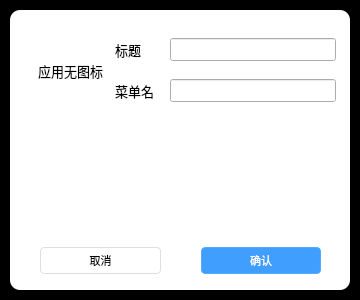
First picture: the form in src/rightClickHelper/view/management/dialog/editMenuItemCard.ui, repository NWYLZW/right-click-helper, before the edit.
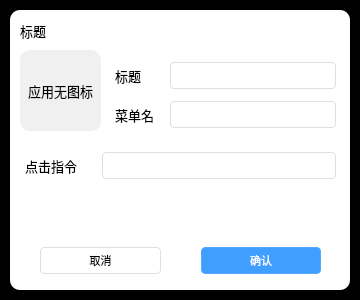
Second picture: the form after the edit. Icons and pictures are not drawn.

Commit message: [feat] (view) 优化editMenuItemCard样式

What changed in the file:
```diff
--- a/src/rightClickHelper/view/management/dialog/editMenuItemCard.ui
+++ b/src/rightClickHelper/view/management/dialog/editMenuItemCard.ui
@@ -33,7 +33,15 @@
     </rect>
    </property>
    <property name="styleSheet">
-    <string notr="true">#confirm, #cancle {
+    <string notr="true">#closeWindow {
+	border: none;
+	border-image: url(:/ico/image/common-icon/close.png);
+}
+#closeWindow:hover {
+	border-image: url(:/ico/image/common-icon/close-ed.png);
+}
+
+#confirm, #cancle {
 	height: 25px;
 	border: none;
 	border-radius: 4px;
@@ -57,6 +65,17 @@
 	color: rgb(64, 169, 255);
 	border: 1px solid rgb(198, 226, 255);
 	background-color: rgb(236, 245, 255);
+}
+
+QLineEdit {
+	padding-left: 8px;
+	padding-top: 4px; padding-bottom: 4px;
+
+	border-radius: 4px;
+	border: 1px solid rgb(220, 223, 230);
+}
+QLineEdit:focus {
+	border: 1px solid rgb(64, 158, 255);
 }</string>
    </property>
    <widget class="QWidget" name="bottom" native="true">
@@ -132,9 +151,9 @@
     <property name="geometry">
      <rect>
       <x>10</x>
-      <y>10</y>
+      <y>40</y>
       <width>321</width>
-      <height>211</height>
+      <height>181</height>
      </rect>
     </property>
     <property name="minimumSize">
@@ -152,14 +171,14 @@
     <property name="styleSheet">
      <string notr="true">#icon {
 	border-radius: 10px;
-	background-color: rgb(255, 255, 255);
+	background-color: rgb(240, 240, 240);
 }</string>
     </property>
     <widget class="QLabel" name="icon">
      <property name="geometry">
       <rect>
-       <x>10</x>
-       <y>10</y>
+       <x>0</x>
+       <y>0</y>
        <width>81</width>
        <height>81</height>
       </rect>
@@ -183,7 +202,7 @@
        <x>90</x>
        <y>0</y>
        <width>231</width>
-       <height>101</height>
+       <height>91</height>
       </rect>
      </property>
      <layout class="QVBoxLayout" name="verticalLayout">
@@ -212,6 +231,12 @@
             <height>0</height>
            </size>
           </property>
+          <property name="maximumSize">
+           <size>
+            <width>50</width>
+            <height>16777215</height>
+           </size>
+          </property>
           <property name="font">
            <font>
             <family>Microsoft JhengHei UI</family>
@@ -221,6 +246,9 @@
           <property name="text">
            <string>标题</string>
           </property>
+          <property name="alignment">
+           <set>Qt::AlignLeading|Qt::AlignLeft|Qt::AlignVCenter</set>
+          </property>
          </widget>
         </item>
         <item>
@@ -245,6 +273,12 @@
             <height>0</height>
            </size>
           </property>
+          <property name="maximumSize">
+           <size>
+            <width>50</width>
+            <height>16777215</height>
+           </size>
+          </property>
           <property name="font">
            <font>
             <family>Microsoft JhengHei UI</family>
@@ -254,6 +288,9 @@
           <property name="text">
            <string>菜单名</string>
           </property>
+          <property name="alignment">
+           <set>Qt::AlignLeading|Qt::AlignLeft|Qt::AlignVCenter</set>
+          </property>
          </widget>
         </item>
         <item>
@@ -270,6 +307,130 @@
       </item>
      </layout>
     </widget>
+    <widget class="QWidget" name="verticalLayoutWidget_2">
+     <property name="geometry">
+      <rect>
+       <x>0</x>
+       <y>90</y>
+       <width>321</width>
+       <height>51</height>
+      </rect>
+     </property>
+     <layout class="QVBoxLayout" name="bottomInputs">
+      <property name="spacing">
+       <number>5</number>
+      </property>
+      <property name="leftMargin">
+       <number>5</number>
+      </property>
+      <property name="topMargin">
+       <number>5</number>
+      </property>
+      <property name="rightMargin">
+       <number>5</number>
+      </property>
+      <property name="bottomMargin">
+       <number>5</number>
+      </property>
+      <item>
+       <layout class="QHBoxLayout" name="horizontalLayout_3">
+        <item>
+         <widget class="QLabel" name="label_3">
+          <property name="minimumSize">
+           <size>
+            <width>72</width>
+            <height>0</height>
+           </size>
+          </property>
+          <property name="font">
+           <font>
+            <family>Microsoft JhengHei UI</family>
+            <pointsize>10</pointsize>
+           </font>
+          </property>
+          <property name="toolTip">
+           <string>点击菜单调用的程序</string>
+          </property>
+          <property name="text">
+           <string>点击指令</string>
+          </property>
+          <property name="alignment">
+           <set>Qt::AlignLeading|Qt::AlignLeft|Qt::AlignVCenter</set>
+          </property>
+         </widget>
+        </item>
+        <item>
+         <widget class="QLineEdit" name="lineEdit_3">
+          <property name="font">
+           <font>
+            <family>Microsoft JhengHei UI</family>
+            <pointsize>10</pointsize>
+           </font>
+          </property>
+         </widget>
+        </item>
+       </layout>
+      </item>
+     </layout>
+    </widget>
+    <widget class="QWidget" name="horizontalLayoutWidget_4">
+     <property name="geometry">
+      <rect>
+       <x>0</x>
+       <y>140</y>
+       <width>321</width>
+       <height>41</height>
+      </rect>
+     </property>
+     <layout class="QHBoxLayout" name="btns"/>
+    </widget>
+   </widget>
+   <widget class="QPushButton" name="closeWindow">
+    <property name="geometry">
+     <rect>
+      <x>310</x>
+      <y>10</y>
+      <width>20</width>
+      <height>20</height>
+     </rect>
+    </property>
+    <property name="minimumSize">
+     <size>
+      <width>20</width>
+      <height>20</height>
+     </size>
+    </property>
+    <property name="maximumSize">
+     <size>
+      <width>20</width>
+      <height>20</height>
+     </size>
+    </property>
+    <property name="cursor">
+     <cursorShape>PointingHandCursor</cursorShape>
+    </property>
+    <property name="text">
+     <string/>
+    </property>
+   </widget>
+   <widget class="QLabel" name="title">
+    <property name="geometry">
+     <rect>
+      <x>10</x>
+      <y>0</y>
+      <width>181</width>
+      <height>41</height>
+     </rect>
+    </property>
+    <property name="font">
+     <font>
+      <family>Microsoft JhengHei UI</family>
+      <pointsize>10</pointsize>
+     </font>
+    </property>
+    <property name="text">
+     <string>标题</string>
+    </property>
    </widget>
   </widget>
  </widget>
```
Left out of the diff: 30 changed lines with no effect on the pictures. The commit also changes 4 other files.
